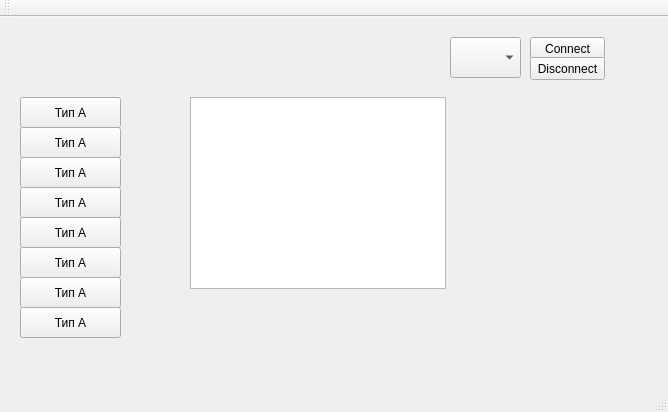
The window that mainwindow.ui (sm-prod/tp_module) describes before a commit, drawn with Qt 5.
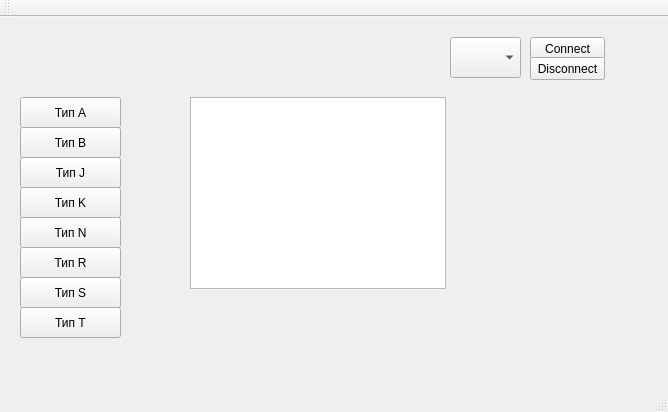
The same window after the commit.

Commit message: Готовая версия. Доработка отправки комманд

```diff
--- a/mainwindow.ui
+++ b/mainwindow.ui
@@ -37,7 +37,7 @@
      </rect>
     </property>
     <property name="text">
-     <string>Тип A</string>
+     <string>Тип B</string>
     </property>
    </widget>
    <widget class="QPushButton" name="pushButton_3">
@@ -50,7 +50,7 @@
      </rect>
     </property>
     <property name="text">
-     <string>Тип A</string>
+     <string>Тип J</string>
     </property>
    </widget>
    <widget class="QPushButton" name="pushButton_4">
@@ -63,7 +63,7 @@
      </rect>
     </property>
     <property name="text">
-     <string>Тип A</string>
+     <string>Тип K</string>
     </property>
    </widget>
    <widget class="QPushButton" name="pushButton_5">
@@ -76,7 +76,7 @@
      </rect>
     </property>
     <property name="text">
-     <string>Тип A</string>
+     <string>Тип S</string>
     </property>
    </widget>
    <widget class="QPushButton" name="pushButton_6">
@@ -89,7 +89,7 @@
      </rect>
     </property>
     <property name="text">
-     <string>Тип A</string>
+     <string>Тип N</string>
     </property>
    </widget>
    <widget class="QPushButton" name="pushButton_7">
@@ -102,7 +102,7 @@
      </rect>
     </property>
     <property name="text">
-     <string>Тип A</string>
+     <string>Тип R</string>
     </property>
    </widget>
    <widget class="QPushButton" name="pushButton_8">
@@ -115,7 +115,7 @@
      </rect>
     </property>
     <property name="text">
-     <string>Тип A</string>
+     <string>Тип T</string>
     </property>
    </widget>
    <widget class="QComboBox" name="comboBox">
```
Left out of the diff: 2 changed lines with no effect on the pictures. The commit also changes 2 other files.
